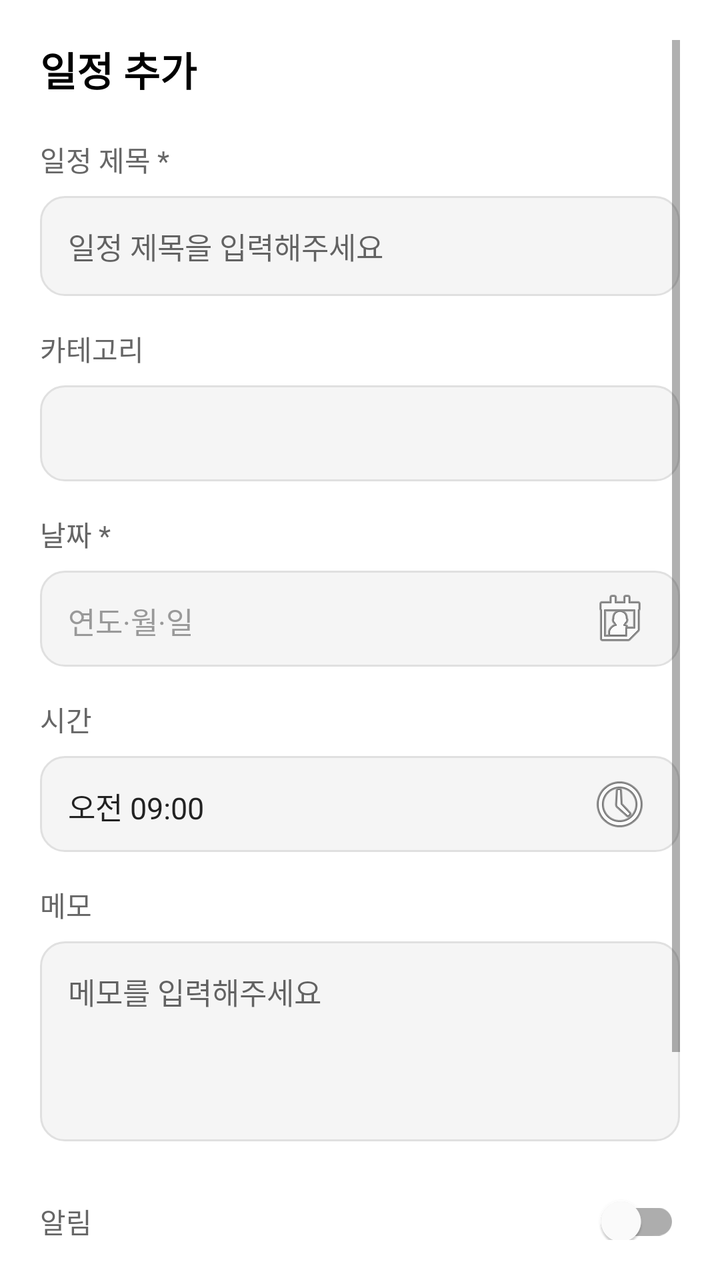
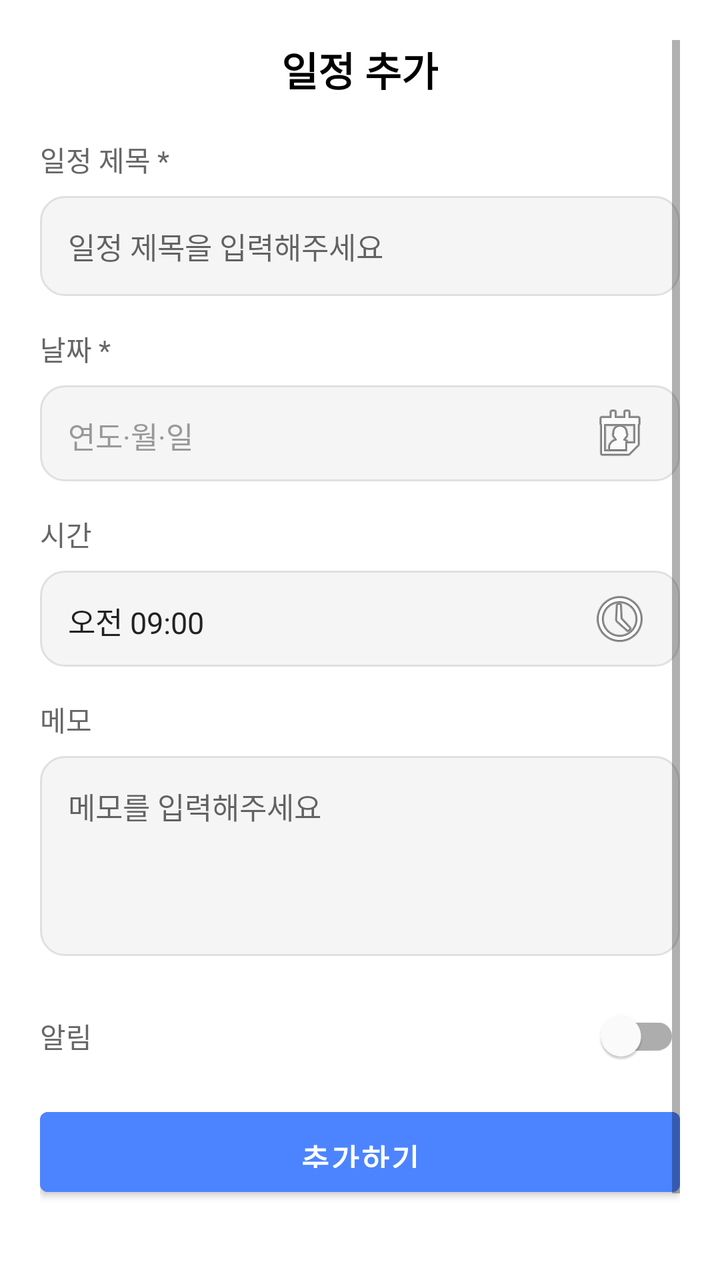

Screens rendered from an Android XML layout before and after an edit, with the pre-edit source and the edit as a unified diff.
<!-- AndroidManifest.xml: application theme Theme.mobile_android -->
<!-- res/layout/dialog_calendar_event.xml -->
<?xml version="1.0" encoding="utf-8"?>
<ScrollView xmlns:android="http://schemas.android.com/apk/res/android"
    xmlns:app="http://schemas.android.com/apk/res-auto"
    android:layout_width="match_parent"
    android:layout_height="wrap_content"
    android:background="@android:color/white"
    android:padding="20dp">

    <LinearLayout
        android:layout_width="match_parent"
        android:layout_height="wrap_content"
        android:orientation="vertical">

        
        <TextView
            android:id="@+id/tv_dialog_title"
            android:layout_width="wrap_content"
            android:layout_height="wrap_content"
            android:text="일정 추가"
            android:textColor="@android:color/black"
            android:textSize="20sp"
            android:textStyle="bold"
            android:layout_marginBottom="20dp" />

        
        <TextView
            android:layout_width="wrap_content"
            android:layout_height="wrap_content"
            android:text="일정 제목 *"
            android:textColor="#666666"
            android:textSize="14sp"
            android:layout_marginBottom="8dp" />

        <EditText
            android:id="@+id/et_event_title"
            android:layout_width="match_parent"
            android:layout_height="wrap_content"
            android:hint="일정 제목을 입력해주세요"
            android:padding="14dp"
            android:background="@drawable/bg_edit_text_rounded"
            android:textSize="15sp"
            android:layout_marginBottom="16dp" />

        
        <TextView
            android:layout_width="wrap_content"
            android:layout_height="wrap_content"
            android:text="카테고리"
            android:textColor="#666666"
            android:textSize="14sp"
            android:layout_marginBottom="8dp" />

        <Spinner
            android:id="@+id/spinner_category"
            android:layout_width="match_parent"
            android:layout_height="48dp"
            android:background="@drawable/bg_edit_text_rounded"
            android:padding="12dp"
            android:layout_marginBottom="16dp" />

        
        <TextView
            android:layout_width="wrap_content"
            android:layout_height="wrap_content"
            android:text="날짜 *"
            android:textColor="#666666"
            android:textSize="14sp"
            android:layout_marginBottom="8dp" />

        <TextView
            android:id="@+id/tv_date_picker"
            android:layout_width="match_parent"
            android:layout_height="48dp"
            android:gravity="center_vertical"
            android:padding="14dp"
            android:text="연도·월·일"
            android:textColor="#999999"
            android:textSize="15sp"
            android:background="@drawable/bg_edit_text_rounded"
            android:clickable="true"
            android:focusable="true"
            android:drawableEnd="@android:drawable/ic_menu_my_calendar"
            android:layout_marginBottom="16dp" />

        
        <TextView
            android:layout_width="wrap_content"
            android:layout_height="wrap_content"
            android:text="시간"
            android:textColor="#666666"
            android:textSize="14sp"
            android:layout_marginBottom="8dp" />

        <TextView
            android:id="@+id/tv_time_picker"
            android:layout_width="match_parent"
            android:layout_height="48dp"
            android:gravity="center_vertical"
            android:padding="14dp"
            android:text="오전 09:00"
            android:textColor="#222222"
            android:textSize="15sp"
            android:background="@drawable/bg_edit_text_rounded"
            android:clickable="true"
            android:focusable="true"
            android:drawableEnd="@android:drawable/ic_menu_recent_history"
            android:layout_marginBottom="16dp" />

        
        <TextView
            android:layout_width="wrap_content"
            android:layout_height="wrap_content"
            android:text="메모"
            android:textColor="#666666"
            android:textSize="14sp"
            android:layout_marginBottom="8dp" />

        <EditText
            android:id="@+id/et_memo"
            android:layout_width="match_parent"
            android:layout_height="100dp"
            android:hint="메모를 입력해주세요"
            android:padding="14dp"
            android:background="@drawable/bg_edit_text_rounded"
            android:gravity="top|start"
            android:textSize="15sp"
            android:inputType="textMultiLine"
            android:maxLines="5"
            android:layout_marginBottom="16dp" />

        
        <LinearLayout
            android:layout_width="match_parent"
            android:layout_height="wrap_content"
            android:orientation="horizontal"
            android:gravity="center_vertical"
            android:layout_marginBottom="8dp">

            <TextView
                android:layout_width="0dp"
                android:layout_weight="1"
                android:layout_height="wrap_content"
                android:text="알림"
                android:textColor="#666666"
                android:textSize="14sp" />

            <com.google.android.material.switchmaterial.SwitchMaterial
                android:id="@+id/switch_alarm"
                android:layout_width="wrap_content"
                android:layout_height="wrap_content" />
        </LinearLayout>

        
        <Spinner
            android:id="@+id/spinner_alarm_time"
            android:layout_width="match_parent"
            android:layout_height="48dp"
            android:background="@drawable/bg_edit_text_rounded"
            android:padding="12dp"
            android:visibility="gone"
            android:layout_marginBottom="24dp" />

        
        <LinearLayout
            android:layout_width="match_parent"
            android:layout_height="wrap_content"
            android:orientation="vertical">

            
            <Button
                android:id="@+id/btn_save"
                android:layout_width="match_parent"
                android:layout_height="52dp"
                android:text="추가하기"
                android:textColor="@android:color/white"
                android:textSize="15sp"
                android:paddingTop="12dp"
                android:paddingBottom="12dp"
                android:textStyle="bold"
                android:backgroundTint="@color/accent_color"
                android:layout_marginBottom="12dp" />

            
            <Button
                android:id="@+id/btn_cancel"
                android:layout_width="match_parent"
                android:layout_height="52dp"
                android:text="취소"
                android:textColor="@android:color/white"
                android:textSize="15sp"
                android:paddingTop="12dp"
                android:paddingBottom="12dp"
                android:backgroundTint="@color/accent_color"/>
        </LinearLayout>
    </LinearLayout>
</ScrollView>
<!-- resources referenced by this layout -->
<resources>
  <color name="accent_color">#4C84FF</color>
  <!-- drawable bg_edit_text_rounded (drawable) -->
  <?xml version="1.0" encoding="utf-8"?>
  <shape xmlns:android="http://schemas.android.com/apk/res/android"
      android:shape="rectangle">
      <solid android:color="#F5F5F5" />
      <corners android:radius="12dp" />
      <stroke
          android:width="1dp"
          android:color="#E0E0E0" />
  </shape>
  <style name="Theme.mobile_android" parent="Base.Theme.mobile_android" />
  <style name="Base.Theme.mobile_android" parent="Theme.MaterialComponents.DayNight.NoActionBar">
          
  
          <item name="colorPrimary">@color/login_bg1</item>
          <item name="colorPrimaryVariant">@color/login_bg1</item>
          <item name="colorOnPrimary">@color/white</item>
          <item name="colorSecondary">@color/login_bg2</item>
          <item name="colorSecondaryVariant">@color/login_bg2</item>
          <item name="colorOnSecondary">@color/login_bg2</item>
          <item name="android:statusBarColor">@color/login_bg1</item>
  
          
          <item name="android:windowDrawsSystemBarBackgrounds">true</item>
          <item name="android:navigationBarColor">@color/white</item>
      </style>
  <color name="login_bg1">#0B0E18</color>
  <color name="white">#FFFFFFFF</color>
  <color name="login_bg2">#673AB7</color>
</resources>

<!-- the commit's change to res/layout/dialog_calendar_event.xml (unified diff, before → after) -->
@@ -16,6 +16,7 @@
             android:id="@+id/tv_dialog_title"
             android:layout_width="wrap_content"
             android:layout_height="wrap_content"
+            android:layout_gravity="center"
             android:text="일정 추가"
             android:textColor="@android:color/black"
             android:textSize="20sp"
@@ -39,23 +40,6 @@
             android:padding="14dp"
             android:background="@drawable/bg_edit_text_rounded"
             android:textSize="15sp"
-            android:layout_marginBottom="16dp" />
-
-        
-        <TextView
-            android:layout_width="wrap_content"
-            android:layout_height="wrap_content"
-            android:text="카테고리"
-            android:textColor="#666666"
-            android:textSize="14sp"
-            android:layout_marginBottom="8dp" />
-
-        <Spinner
-            android:id="@+id/spinner_category"
-            android:layout_width="match_parent"
-            android:layout_height="48dp"
-            android:background="@drawable/bg_edit_text_rounded"
-            android:padding="12dp"
             android:layout_marginBottom="16dp" />
 
         
